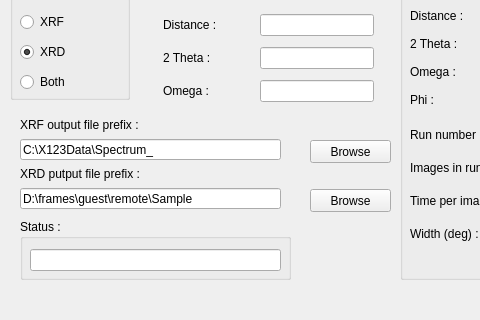
Before: the Qt Designer form gridscan_mainwin.ui in hgarbeil/pyAmptek, drawn with Qt 5; both pictures show x 0 to 480 and y 640 to 960 of the 1140 by 960 pixel window.
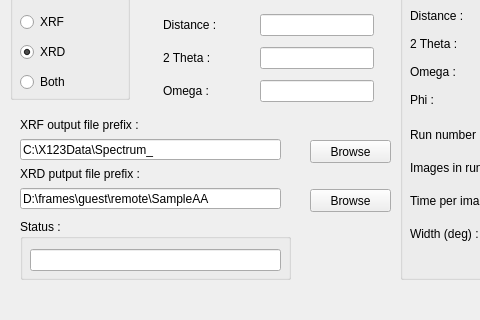
After: the same form once the commit is applied. The open tabs and pages were chosen to show the change. Custom widgets are drawn as their Qt base class.

Commit message: Collect_XRD placed in a thread. Przemek added abort scan functionality.

What changed in the file:
```diff
--- a/gridscan_mainwin.ui
+++ b/gridscan_mainwin.ui
@@ -69,7 +69,7 @@
      </rect>
     </property>
     <property name="text">
-     <string>D:\frames\guest\remote\Sample</string>
+     <string>D:\frames\guest\remote\SampleAA</string>
     </property>
    </widget>
    <widget class="QGroupBox" name="groupBox_3">
```
Left out of the diff: 4 changed lines with no effect on the pictures. The commit also changes 2 other files.
